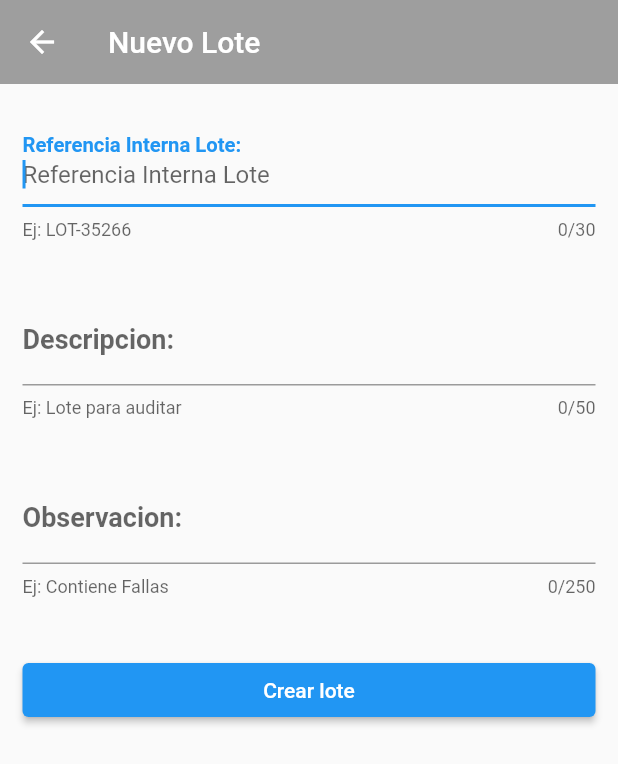
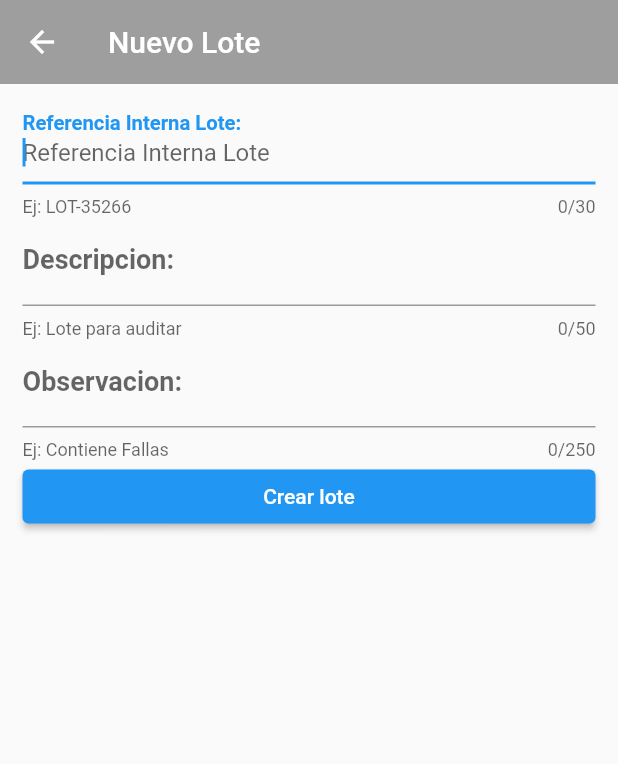
Before and after one commit to yairtele/personal_app, a Flutter app: the NewBatch screen opened directly, on a phone screen of 412 x 824 dp. Shown: the top 764 px of the screen. Run offline on Flutter 3.47's test engine with Material 2 defaults, Android fonts, the phone set to English and light mode, and no system bars; our stand-ins replace dio, font_awesome_flutter, image_picker, shared_preferences, uni_links; missing offline and left inert: barcode_scan2; accounts and stored records are empty; network calls fail.

Commit message:
- Consultar batches por estado "En Proceso" en lugar de "En proceso" - Reducir separación vertical de campos

```diff
--- a/lib/services/business/batch_states.dart
+++ b/lib/services/business/batch_states.dart
@@ -1,7 +1,7 @@
 class BatchStates {
   static String get Draft => 'Draft';
   static String get Enviado => 'Enviado';
-  static String get EnProceso => 'En proceso';
+  static String get EnProceso => 'En Proceso';
   static String get InfoPendiente => 'Informacion Pendiente';
   static String get InfoEnviada => 'Informacion Enviada';
 }
--- a/lib/ui/newbatch.dart
+++ b/lib/ui/newbatch.dart
@@ -75,8 +75,9 @@ class _NewBatchState extends State<NewBatch> {
               children: [
                 //Text('ID Lote Retail: '),
                 Container(
-                  margin: EdgeInsets.only(top: 8),
-                  padding: EdgeInsets.all(15),
+
+                  margin: const EdgeInsets.only(top: 8),
+                  padding: const EdgeInsets.only(left: 15, right: 15),
                   child: TextField(
                     autofocus: true,
                     keyboardType: TextInputType.text,
@@ -101,8 +102,8 @@ class _NewBatchState extends State<NewBatch> {
                   ),
                 ),
                 Container(
-                  margin: EdgeInsets.only(top: 8),
-                  padding: EdgeInsets.all(15),
+                  margin: const EdgeInsets.only(top: 0),
+                  padding: const EdgeInsets.only(left: 15, right: 15),
                   child: TextField(
                     autofocus: true,
                     keyboardType: TextInputType.text,
@@ -127,8 +128,8 @@ class _NewBatchState extends State<NewBatch> {
                   ),
                 ),
                 Container(
-                  margin: EdgeInsets.only(top: 8),
-                  padding: EdgeInsets.all(15),
+                  margin: const EdgeInsets.only(top: 0  ),
+                  padding: const EdgeInsets.only(left: 15, right: 15),
                   child: TextField(
                     autofocus: true,
                     keyboardType: TextInputType.text,
@@ -153,8 +154,8 @@ class _NewBatchState extends State<NewBatch> {
                   ),
                 ),
                 Container(
-                  margin: EdgeInsets.only(top: 8),
-                  padding: EdgeInsets.all(15),
+                  margin: const EdgeInsets.only(top: 0),
+                  padding: const EdgeInsets.only(left: 15, right: 15),
                   child: ElevatedButton(
                       child: const Text('Crear lote'),
                       onPressed: () async {
--- a/lib/ui/newreturn.dart
+++ b/lib/ui/newreturn.dart
@@ -321,7 +321,7 @@ class _NewReturnScreenState extends State<NewReturnScreen> {
                                             )
                                           ]),
                                       if(_dateWarning != '')
-                                        Icon(FontAwesomeIcons.exclamationTriangle),
+                                        const Icon(FontAwesomeIcons.exclamationTriangle),
                                       Text(_dateWarning,
                                           style: const TextStyle(
                                               fontWeight: FontWeight.bold,
--- a/lib/ui/return_request_details.dart
+++ b/lib/ui/return_request_details.dart
@@ -318,7 +318,7 @@ class  _ReturnRequestDetailsState extends State<ReturnRequestDetails> {
                           mainAxisAlignment: MainAxisAlignment.center,
                           children: [
                             //TODO: chequear estado de la solicitud y no del lote.
-                            if (_batch.state==BatchStates.Draft || _batch.state==BatchStates.InfoPendiente)
+                            if (returnRequest.state==BatchStates.Draft || returnRequest.state==BatchStates.InfoPendiente)
                             ElevatedButton(
                               onPressed: () async {
                                 try{
```
